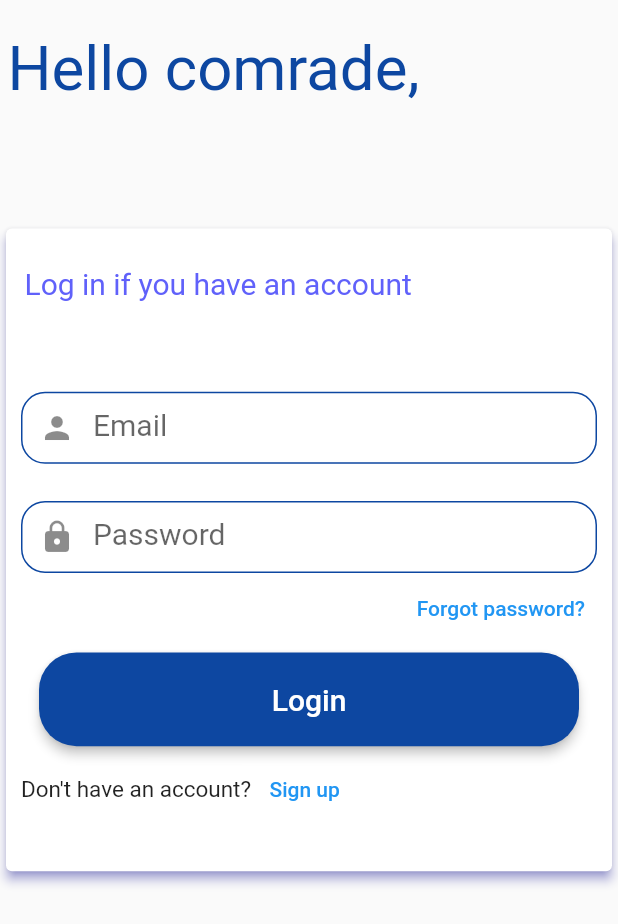
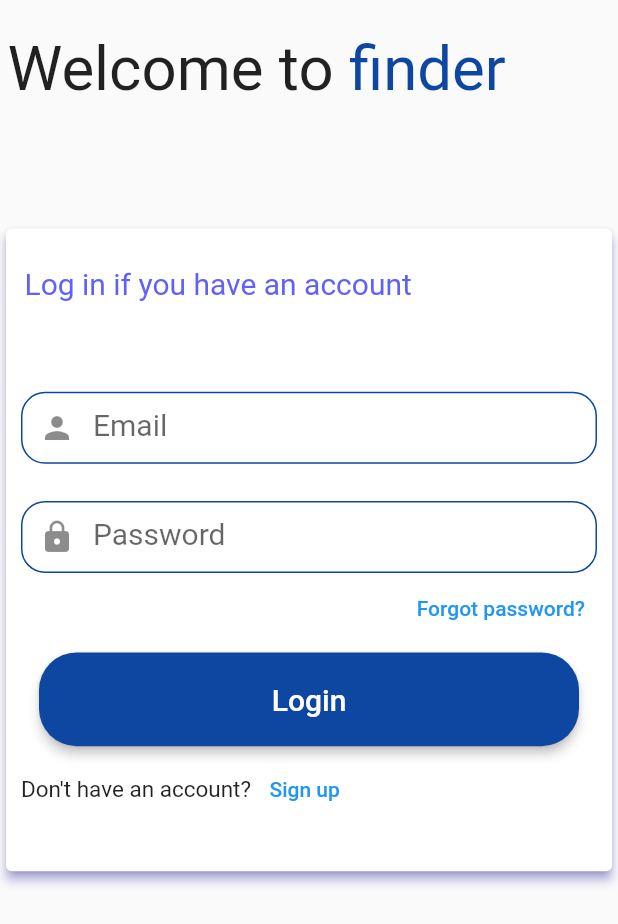
Before and after one commit to RonnyK36/finder, a Flutter app: the screen it shows after launch, on a phone screen of 412 x 824 dp. Shown: the top 924 px of the screen. Run offline on Flutter 3.47's test engine with Material 2 defaults, Android fonts, the phone set to English and light mode, and no system bars; our stand-ins replace carousel_slider, cloud_firestore, firebase_auth, firebase_core, flutter_spinkit, flutter_svg and 2 more; accounts and stored records are empty; Roboto replaces fonts that are missing (NotoSansMono-Regular, Ubuntu).

Commit message:
Minor tweaks

```diff
--- /dev/null
+++ b/lib/models/landlords.dart
@@ -0,0 +1,15 @@
+class Landlords {
+  final String uid;
+  final String email;
+  final String phone;
+  final String userMode;
+  final String displayName;
+
+  Landlords({
+    required this.email,
+    required this.phone,
+    required this.userMode,
+    required this.uid,
+    required this.displayName,
+  });
+}
--- /dev/null
+++ b/lib/models/tenants.dart
@@ -0,0 +1,15 @@
+class Tenants {
+  final String uid;
+  final String email;
+  final String phone;
+  final String userMode;
+  final String displayName;
+
+  Tenants({
+    required this.email,
+    required this.phone,
+    required this.userMode,
+    required this.uid,
+    required this.displayName,
+  });
+}
--- a/lib/views/screens/login_ui_screen.dart
+++ b/lib/views/screens/login_ui_screen.dart
@@ -21,7 +21,7 @@ class _LoginPageState extends State<LoginPage> {
             children: [
               // Header of page
               TitleSection(
-                title: 'Hello comrade,',
+                title: 'finder',
               ),
 
               SizedBox(height: Config.screenHeight! * 0.08),
--- a/lib/views/screens/profile_page.dart
+++ b/lib/views/screens/profile_page.dart
@@ -2,6 +2,7 @@ import 'dart:math';
 
 import 'package:finder/config/configurations.dart';
 import 'package:finder/controllers/auth_controllers.dart';
+import 'package:finder/models/landlords.dart';
 import 'package:flutter/material.dart';
 import 'package:get/get.dart';
 
@@ -75,6 +76,7 @@ class _ProfilePageState extends State<ProfilePage> {
                       SizedBox(width: Config.screenWidth! * 0.05),
                       Column(
                         mainAxisAlignment: MainAxisAlignment.start,
+                        crossAxisAlignment: CrossAxisAlignment.start,
                         children: [
                           Text(
                             _authController.userProfile!.displayName.toString(),
@@ -101,7 +103,7 @@ class _ProfilePageState extends State<ProfilePage> {
                       ProfileCard(
                         title:
                             _authController.userProfile!.displayName.toString(),
-                        subtitle: 'Username',
+                        subtitle: "Username",
                         iconData: Icons.person,
                       ),
                       ProfileCard(
@@ -152,7 +154,7 @@ class ProfileCard extends StatelessWidget {
         ),
         title: Text(
           title,
-          style: kUbuntu15.copyWith(fontSize: 25, color: kPrimaryColor),
+          style: kUbuntu15.copyWith(fontSize: 20, color: kPrimaryColor),
         ),
         selectedTileColor: Colors.amber,
         subtitle: Text(
--- a/lib/widgets/login_header.dart
+++ b/lib/widgets/login_header.dart
@@ -21,12 +21,26 @@ class TitleSection extends StatelessWidget {
           children: [
             Padding(
               padding: EdgeInsets.all(5.0),
-              child: Text(title!,
-                  style: GoogleFonts.ubuntu(
-                    textStyle: TextStyle(
+              child: Row(
+                children: [
+                  Text(
+                    'Welcome to ',
+                    style: GoogleFonts.ubuntu(
+                      textStyle: TextStyle(
                         fontSize: Config.screenWidth! * 0.1,
-                        color: kPrimaryColor),
-                  )),
+                      ),
+                    ),
+                  ),
+                  Text(
+                    title!,
+                    style: GoogleFonts.ubuntu(
+                      textStyle: TextStyle(
+                          fontSize: Config.screenWidth! * 0.1,
+                          color: kPrimaryColor),
+                    ),
+                  ),
+                ],
+              ),
             ),
             SizedBox(height: Config.screenHeight! * 0.009),
           ],
```
Also changed, not shown: lib/controllers/auth_controllers.dart (+26 -8 lines), lib/views/screens/search.dart (+45 -2 lines).
